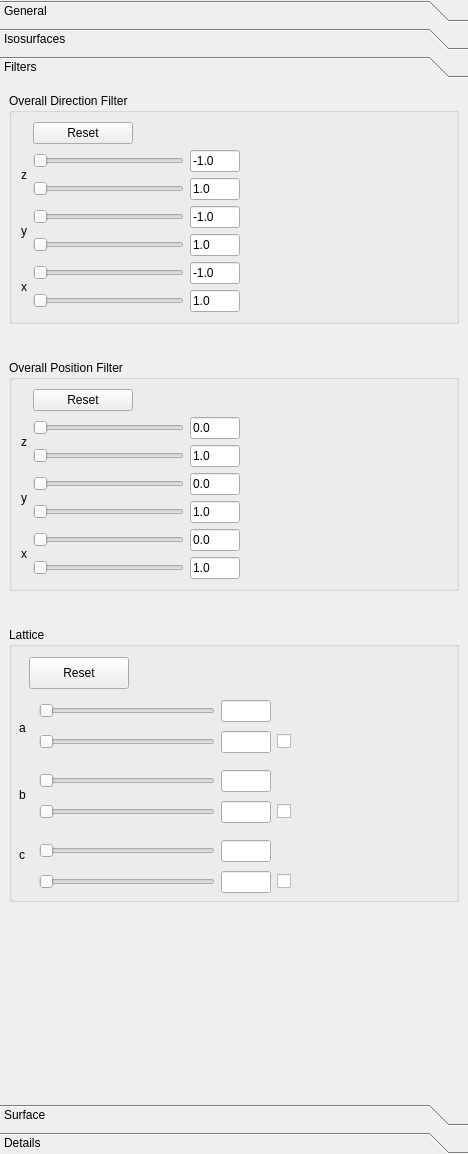
This is ui-cpp/ui/VisualisationSettingsWidget.ui in spirit-code/spirit as Qt 5 draws it before an edit. The edited form follows.
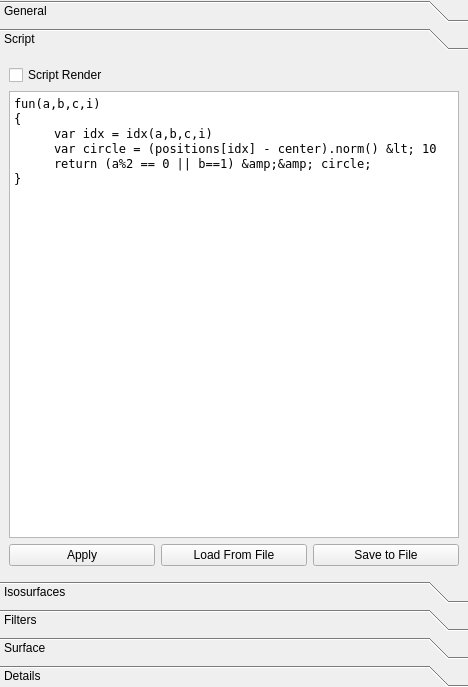
This is the edited form.

Commit message: Implemented a new visualisation feature, using a chaiscript string to parse a function (int,int,int,int)->bool. With this the visibility of spins can be flexibly selected, based on the lattice position. Several other variables are also implicitly available form within the script. These are:  - a_vec, b_vec, c_vec the bravais lattice vectors  - n_cells the number of bravais cells  - n_cell_atoms the number of additional basis vectors  - posiitons[idx] the real space positions of the atoms  - center the center of the geometry  - in the namespace "dynamic": the spin directions

```diff
--- a/ui-cpp/ui/VisualisationSettingsWidget.ui
+++ b/ui-cpp/ui/VisualisationSettingsWidget.ui
@@ -7,7 +7,7 @@
     <x>0</x>
     <y>0</y>
     <width>468</width>
-    <height>1154</height>
+    <height>687</height>
    </rect>
   </property>
   <property name="windowTitle">
@@ -40,7 +40,7 @@
         <x>0</x>
         <y>0</y>
         <width>468</width>
-        <height>1154</height>
+        <height>687</height>
        </rect>
       </property>
       <layout class="QVBoxLayout" name="verticalLayout_4">
@@ -59,7 +59,7 @@
        <item>
         <widget class="QToolBox" name="toolBox">
          <property name="currentIndex">
-          <number>2</number>
+          <number>1</number>
          </property>
          <widget class="QWidget" name="page">
           <property name="geometry">
@@ -531,6 +531,69 @@
            </item>
           </layout>
          </widget>
+         <widget class="QWidget" name="page_4">
+          <property name="geometry">
+           <rect>
+            <x>0</x>
+            <y>0</y>
+            <width>468</width>
+            <height>483</height>
+           </rect>
+          </property>
+          <attribute name="label">
+           <string>Script</string>
+          </attribute>
+          <layout class="QGridLayout" name="gridLayout_9">
+           <item row="2" column="0">
+            <widget class="QPushButton" name="pushButton_apply_chaiscript">
+             <property name="text">
+              <string>Apply</string>
+             </property>
+            </widget>
+           </item>
+           <item row="2" column="1">
+            <widget class="QPushButton" name="pushButton_load_chaiscript_from_file">
+             <property name="text">
+              <string>Load From File</string>
+             </property>
+            </widget>
+           </item>
+           <item row="0" column="0">
+            <widget class="QCheckBox" name="checkBox_script_render">
+             <property name="text">
+              <string>Script Render</string>
+             </property>
+            </widget>
+           </item>
+           <item row="2" column="2">
+            <widget class="QPushButton" name="pushButton_save_chaiscript_to_file">
+             <property name="text">
+              <string>Save to File</string>
+             </property>
+            </widget>
+           </item>
+           <item row="1" column="0" colspan="3">
+            <widget class="QPlainTextEdit" name="textEdit_chaiscript">
+             <property name="font">
+              <font>
+               <family>Andale Mono</family>
+              </font>
+             </property>
+             <property name="plainText">
+              <string>fun(a,b,c,i)
+{
+	var idx = idx(a,b,c,i)
+	var circle = (positions[idx] - center).norm() &lt; 10
+	return (a%2 == 0 || b==1) &amp;&amp; circle;
+}</string>
+             </property>
+             <property name="tabStopWidth">
+              <number>40</number>
+             </property>
+            </widget>
+           </item>
+          </layout>
+         </widget>
          <widget class="QWidget" name="page_2">
           <property name="geometry">
            <rect>
@@ -606,8 +669,8 @@
            <rect>
             <x>0</x>
             <y>0</y>
-            <width>468</width>
-            <height>984</height>
+            <width>179</width>
+            <height>936</height>
            </rect>
           </property>
           <attribute name="label">
```
Left out of the diff: 16 changed lines with no effect on the pictures. The commit also changes 11 other files.
